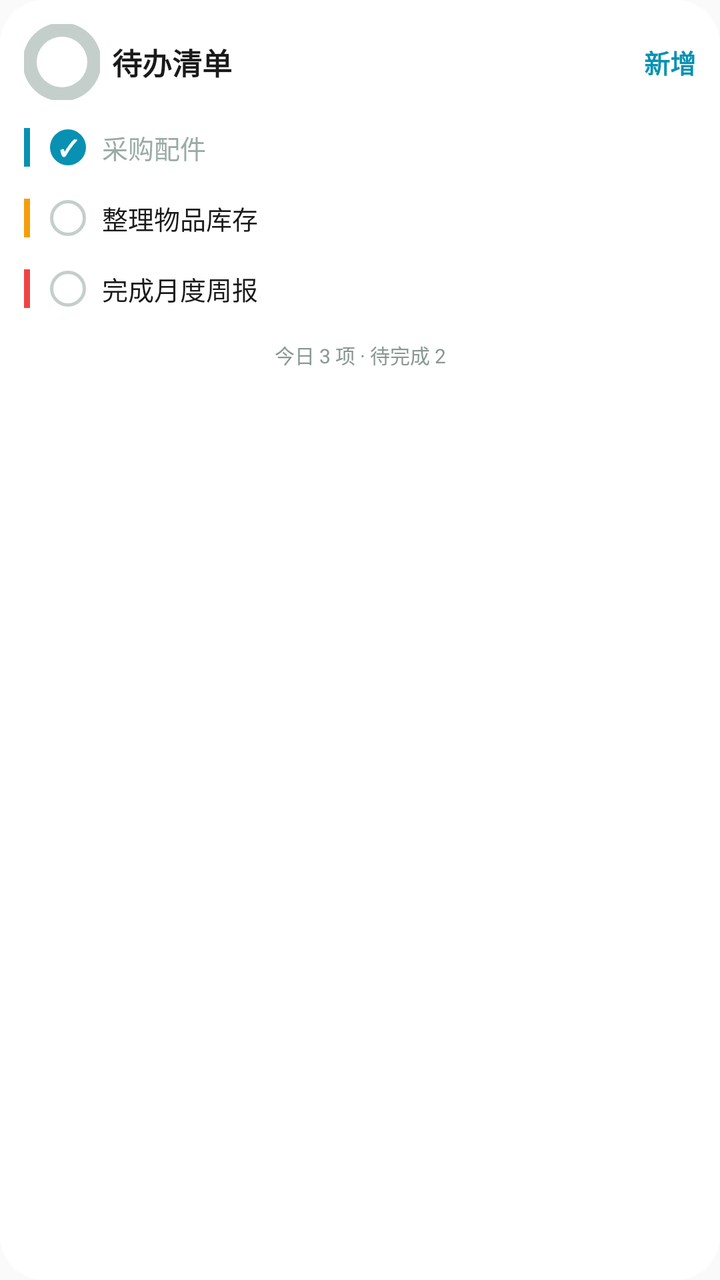
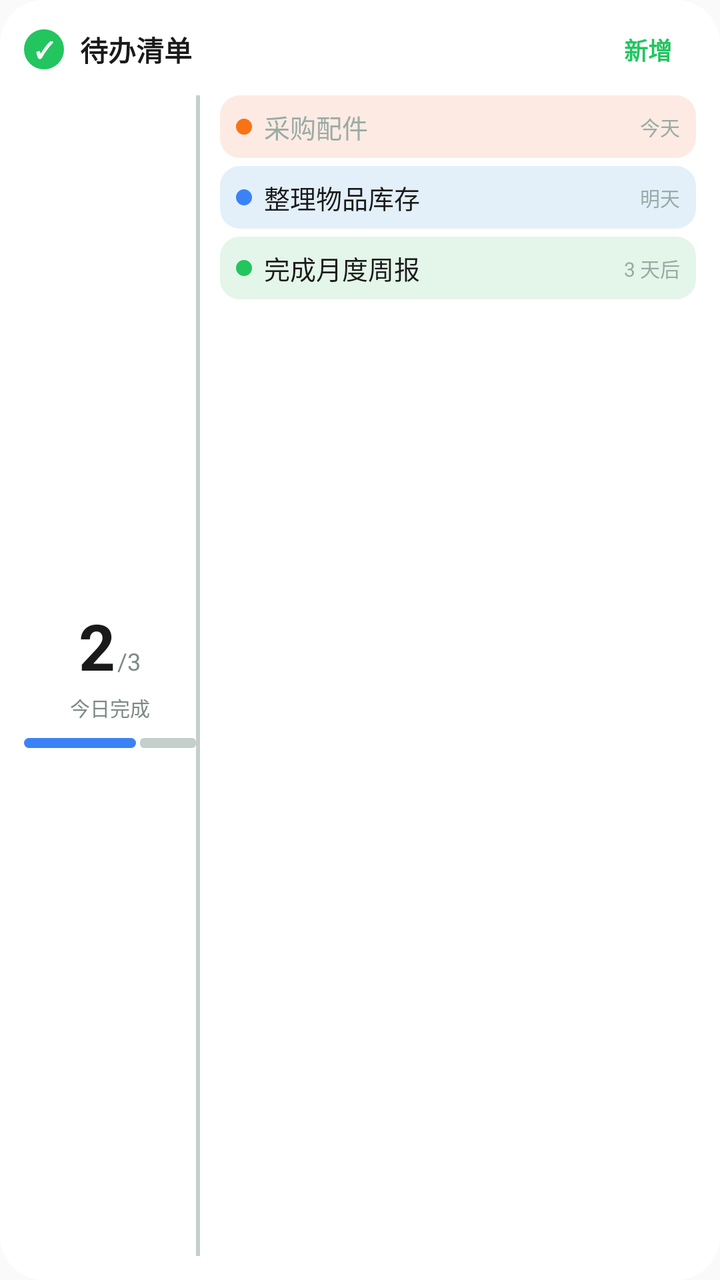

Compare the two renders of this Android layout. The source of the first and the diff that turns it into the second are given below.
<!-- AndroidManifest.xml: application theme Theme.PalmNote -->
<!-- res/layout/widget_todo_preview.xml -->
<?xml version="1.0" encoding="utf-8"?>
<LinearLayout xmlns:android="http://schemas.android.com/apk/res/android"
    android:layout_width="match_parent"
    android:layout_height="match_parent"
    android:orientation="vertical"
    android:padding="12dp"
    android:background="@drawable/widget_card_round">

    <LinearLayout
        android:layout_width="match_parent"
        android:layout_height="wrap_content"
        android:orientation="horizontal"
        android:gravity="center_vertical">

        <FrameLayout
            android:layout_width="38dp"
            android:layout_height="38dp">

            <ImageView
                android:layout_width="match_parent"
                android:layout_height="match_parent"
                android:src="@drawable/widget_ring_track_thick"
                android:contentDescription="@null" />

            <ImageView
                android:id="@+id/widget_todo_ring"
                android:layout_width="match_parent"
                android:layout_height="match_parent"
                android:src="@drawable/widget_ring_arc_thick"
                android:contentDescription="@null" />

            <TextView
                android:id="@+id/widget_todo_ring_text"
                android:layout_width="match_parent"
                android:layout_height="match_parent"
                android:gravity="center"
                android:textSize="11sp"
                android:textStyle="bold"
                android:textColor="@color/widget_v2_text_primary" />
        </FrameLayout>

        <TextView
            android:layout_width="0dp"
            android:layout_height="wrap_content"
            android:layout_weight="1"
            android:text="@string/widget_todo_title"
            android:textSize="15sp"
            android:textColor="@color/widget_v2_text_primary"
            android:textStyle="bold"
            android:layout_marginStart="6dp" />

        <TextView
            android:layout_width="wrap_content"
            android:layout_height="wrap_content"
            android:text="@string/widget_add"
            android:textSize="13sp"
            android:textStyle="bold"
            android:textColor="@color/widget_v2_accent"
            android:layout_marginStart="8dp" />
    </LinearLayout>

    <LinearLayout
        android:layout_width="match_parent"
        android:layout_height="wrap_content"
        android:orientation="vertical"
        android:layout_marginTop="6dp">

        <LinearLayout
            android:layout_width="match_parent"
            android:layout_height="wrap_content"
            android:orientation="horizontal"
            android:gravity="center_vertical"
            android:paddingVertical="8dp">
            <ImageView
                android:layout_width="3dp"
                android:layout_height="match_parent"
                android:layout_marginEnd="10dp"
                android:background="@color/widget_palette_1"
                android:contentDescription="@null" />

            <TextView
                android:layout_width="18dp"
                android:layout_height="18dp"
                android:text="✓"
                android:textSize="11sp"
                android:textStyle="bold"
                android:textColor="#FFFFFF"
                android:gravity="center"
                android:background="@drawable/widget_preview_circle" />

            <TextView
                android:layout_width="wrap_content"
                android:layout_height="wrap_content"
                android:text="@string/widget_preview_todo_1"
                android:textSize="13sp"
                android:textColor="@color/widget_v2_text_tertiary"
                android:layout_marginStart="8dp" />
        </LinearLayout>

        <LinearLayout
            android:layout_width="match_parent"
            android:layout_height="wrap_content"
            android:orientation="horizontal"
            android:gravity="center_vertical"
            android:paddingVertical="8dp">
            <ImageView
                android:layout_width="3dp"
                android:layout_height="match_parent"
                android:layout_marginEnd="10dp"
                android:background="@color/widget_palette_2"
                android:contentDescription="@null" />

            <TextView
                android:layout_width="18dp"
                android:layout_height="18dp"
                android:gravity="center"
                android:background="@drawable/widget_ring_gray" />

            <TextView
                android:layout_width="wrap_content"
                android:layout_height="wrap_content"
                android:text="@string/widget_preview_todo_2"
                android:textSize="13sp"
                android:textColor="@color/widget_v2_text_primary"
                android:layout_marginStart="8dp" />
        </LinearLayout>

        <LinearLayout
            android:layout_width="match_parent"
            android:layout_height="wrap_content"
            android:orientation="horizontal"
            android:gravity="center_vertical"
            android:paddingVertical="8dp">
            <ImageView
                android:layout_width="3dp"
                android:layout_height="match_parent"
                android:layout_marginEnd="10dp"
                android:background="@color/widget_palette_3"
                android:contentDescription="@null" />

            <TextView
                android:layout_width="18dp"
                android:layout_height="18dp"
                android:gravity="center"
                android:background="@drawable/widget_ring_gray" />

            <TextView
                android:layout_width="wrap_content"
                android:layout_height="wrap_content"
                android:text="@string/widget_preview_todo_3"
                android:textSize="13sp"
                android:textColor="@color/widget_v2_text_primary"
                android:layout_marginStart="8dp" />
        </LinearLayout>
    </LinearLayout>

    <TextView
        android:layout_width="match_parent"
        android:layout_height="wrap_content"
        android:text="@string/widget_todo_footer_preview"
        android:textSize="10sp"
        android:textColor="@color/widget_v2_text_footer"
        android:gravity="center"
        android:layout_marginTop="8dp" />

</LinearLayout>
<!-- resources referenced by this layout -->
<resources>
  <color name="widget_palette_1">#FF0891B2</color>
  <color name="widget_palette_2">#FFF59E0B</color>
  <color name="widget_palette_3">#FFEF4444</color>
  <color name="widget_v2_accent">#FF0891B2</color>
  <color name="widget_v2_text_footer">#FF8A9693</color>
  <color name="widget_v2_text_primary">#FF1A1A1A</color>
  <color name="widget_v2_text_tertiary">#FF9AABA6</color>
  <!-- drawable widget_card_round (drawable) -->
  <?xml version="1.0" encoding="utf-8"?>
  <shape xmlns:android="http://schemas.android.com/apk/res/android" android:shape="rectangle">
      <solid android:color="@color/widget_v2_card_bg" />
      <corners android:radius="22dp" />
  </shape>
  <!-- drawable widget_preview_circle (drawable) -->
  <?xml version="1.0" encoding="utf-8"?>
  <shape xmlns:android="http://schemas.android.com/apk/res/android"
      android:shape="oval">
      <solid android:color="#FF0891B2" />
  </shape>
  <!-- drawable widget_ring_arc_thick (drawable) -->
  <?xml version="1.0" encoding="utf-8"?>
  <layer-list xmlns:android="http://schemas.android.com/apk/res/android">
      <item>
          <rotate
              android:fromDegrees="270"
              android:toDegrees="270"
              android:pivotX="50%"
              android:pivotY="50%">
              <shape
                  android:shape="ring"
                  android:thickness="7dp"
                  android:useLevel="true">
                  <solid android:color="#FFFFFFFF" />
              </shape>
          </rotate>
      </item>
  </layer-list>
  <!-- drawable widget_ring_gray (drawable) -->
  <?xml version="1.0" encoding="utf-8"?>
  <shape xmlns:android="http://schemas.android.com/apk/res/android" android:shape="oval">
      <solid android:color="#00000000" />
      <stroke android:width="1.5dp" android:color="@color/widget_v2_ring" />
  </shape>
  <!-- drawable widget_ring_track_thick (drawable) -->
  <?xml version="1.0" encoding="utf-8"?>
  <shape xmlns:android="http://schemas.android.com/apk/res/android"
      android:shape="ring"
      android:thickness="7dp"
      android:useLevel="false">
      <solid android:color="@color/widget_v2_ring" />
  </shape>
  <string name="widget_add">新增</string>
  <string name="widget_preview_todo_1">采购配件</string>
  <string name="widget_preview_todo_2">整理物品库存</string>
  <string name="widget_preview_todo_3">完成月度周报</string>
  <string name="widget_todo_footer_preview">今日 3 项 · 待完成 2</string>
  <string name="widget_todo_title">待办清单</string>
  <style name="Theme.PalmNote" parent="Theme.AppCompat.DayNight.NoActionBar">
          <item name="android:statusBarColor">@android:color/transparent</item>
          <item name="android:navigationBarColor">@android:color/transparent</item>
          <item name="android:windowLightStatusBar">true</item>
      </style>
  <color name="widget_v2_card_bg">#FFFFFFFF</color>
  <color name="widget_v2_ring">#FFC4CFCC</color>
</resources>

<!-- the commit's change to res/layout/widget_todo_preview.xml (unified diff, before → after) -->
@@ -13,30 +13,24 @@
         android:gravity="center_vertical">
 
         <FrameLayout
-            android:layout_width="38dp"
-            android:layout_height="38dp">
+            android:layout_width="@dimen/widget_icon_badge"
+            android:layout_height="@dimen/widget_icon_badge">
 
             <ImageView
                 android:layout_width="match_parent"
                 android:layout_height="match_parent"
-                android:src="@drawable/widget_ring_track_thick"
+                android:background="@drawable/widget_shape_circle"
+                android:backgroundTint="@color/widget_hue_3"
                 android:contentDescription="@null" />
 
-            <ImageView
-                android:id="@+id/widget_todo_ring"
+            <TextView
                 android:layout_width="match_parent"
                 android:layout_height="match_parent"
-                android:src="@drawable/widget_ring_arc_thick"
-                android:contentDescription="@null" />
-
-            <TextView
-                android:id="@+id/widget_todo_ring_text"
-                android:layout_width="match_parent"
-                android:layout_height="match_parent"
-                android:gravity="center"
+                android:text="✓"
                 android:textSize="11sp"
                 android:textStyle="bold"
-                android:textColor="@color/widget_v2_text_primary" />
+                android:textColor="#FFFFFFFF"
+                android:gravity="center" />
         </FrameLayout>
 
         <TextView
@@ -44,123 +38,260 @@
             android:layout_height="wrap_content"
             android:layout_weight="1"
             android:text="@string/widget_todo_title"
-            android:textSize="15sp"
+            android:textSize="@dimen/widget_text_title"
             android:textColor="@color/widget_v2_text_primary"
             android:textStyle="bold"
-            android:layout_marginStart="6dp" />
-
-        <TextView
+            android:layout_marginStart="8dp" />
+
+        <FrameLayout
             android:layout_width="wrap_content"
-            android:layout_height="wrap_content"
-            android:text="@string/widget_add"
-            android:textSize="13sp"
-            android:textStyle="bold"
-            android:textColor="@color/widget_v2_accent"
-            android:layout_marginStart="8dp" />
+            android:layout_height="wrap_content">
+
+            <ImageView
+                android:layout_width="match_parent"
+                android:layout_height="match_parent"
+                android:background="@drawable/widget_chip_round"
+                android:backgroundTint="@color/widget_tint_3"
+                android:contentDescription="@null" />
+
+            <TextView
+                android:layout_width="wrap_content"
+                android:layout_height="wrap_content"
+                android:text="@string/widget_add"
+                android:textSize="12sp"
+                android:textStyle="bold"
+                android:textColor="@color/widget_hue_3"
+                android:paddingHorizontal="12dp"
+                android:paddingVertical="4dp" />
+        </FrameLayout>
     </LinearLayout>
 
     <LinearLayout
         android:layout_width="match_parent"
-        android:layout_height="wrap_content"
-        android:orientation="vertical"
-        android:layout_marginTop="6dp">
+        android:layout_height="0dp"
+        android:layout_weight="1"
+        android:orientation="horizontal"
+        android:layout_marginTop="10dp">
 
         <LinearLayout
-            android:layout_width="match_parent"
-            android:layout_height="wrap_content"
-            android:orientation="horizontal"
-            android:gravity="center_vertical"
-            android:paddingVertical="8dp">
-            <ImageView
-                android:layout_width="3dp"
-                android:layout_height="match_parent"
-                android:layout_marginEnd="10dp"
-                android:background="@color/widget_palette_1"
-                android:contentDescription="@null" />
-
-            <TextView
-                android:layout_width="18dp"
-                android:layout_height="18dp"
-                android:text="✓"
-                android:textSize="11sp"
-                android:textStyle="bold"
-                android:textColor="#FFFFFF"
-                android:gravity="center"
-                android:background="@drawable/widget_preview_circle" />
+            android:layout_width="86dp"
+            android:layout_height="match_parent"
+            android:orientation="vertical"
+            android:gravity="center_horizontal|center_vertical">
+
+            <LinearLayout
+                android:layout_width="wrap_content"
+                android:layout_height="wrap_content"
+                android:orientation="horizontal"
+                android:gravity="bottom">
+
+                <TextView
+                    android:layout_width="wrap_content"
+                    android:layout_height="wrap_content"
+                    android:text="2"
+                    android:textSize="32sp"
+                    android:textColor="@color/widget_v2_text_primary"
+                    android:textStyle="bold" />
+
+                <TextView
+                    android:layout_width="wrap_content"
+                    android:layout_height="wrap_content"
+                    android:text="/3"
+                    android:textSize="12sp"
+                    android:textColor="@color/widget_v2_text_secondary"
+                    android:layout_marginStart="1dp" />
+            </LinearLayout>
 
             <TextView
                 android:layout_width="wrap_content"
                 android:layout_height="wrap_content"
-                android:text="@string/widget_preview_todo_1"
-                android:textSize="13sp"
-                android:textColor="@color/widget_v2_text_tertiary"
-                android:layout_marginStart="8dp" />
+                android:text="@string/widget_todo_done_label"
+                android:textSize="@dimen/widget_text_micro"
+                android:textColor="@color/widget_v2_text_secondary"
+                android:layout_marginTop="2dp" />
+
+            <LinearLayout
+                android:layout_width="match_parent"
+                android:layout_height="5dp"
+                android:orientation="horizontal"
+                android:baselineAligned="false"
+                android:layout_marginTop="8dp">
+
+                <ImageView
+                    android:layout_width="0dp"
+                    android:layout_height="match_parent"
+                    android:layout_weight="2"
+                    android:layout_marginEnd="2dp"
+                    android:background="@drawable/widget_seg_slot"
+                    android:backgroundTint="@color/widget_hue_2"
+                    android:contentDescription="@null" />
+
+                <ImageView
+                    android:layout_width="0dp"
+                    android:layout_height="match_parent"
+                    android:layout_weight="1"
+                    android:background="@drawable/widget_bar_track"
+                    android:contentDescription="@null" />
+            </LinearLayout>
         </LinearLayout>
 
+        <ImageView
+            android:layout_width="2dp"
+            android:layout_height="match_parent"
+            android:background="@color/widget_v2_ring"
+            android:contentDescription="@null" />
+
         <LinearLayout
-            android:layout_width="match_parent"
-            android:layout_height="wrap_content"
-            android:orientation="horizontal"
-            android:gravity="center_vertical"
-            android:paddingVertical="8dp">
-            <ImageView
-                android:layout_width="3dp"
-                android:layout_height="match_parent"
-                android:layout_marginEnd="10dp"
-                android:background="@color/widget_palette_2"
-                android:contentDescription="@null" />
-
-            <TextView
-                android:layout_width="18dp"
-                android:layout_height="18dp"
-                android:gravity="center"
-                android:background="@drawable/widget_ring_gray" />
-
-            <TextView
-                android:layout_width="wrap_content"
-                android:layout_height="wrap_content"
-                android:text="@string/widget_preview_todo_2"
-                android:textSize="13sp"
-                android:textColor="@color/widget_v2_text_primary"
-                android:layout_marginStart="8dp" />
-        </LinearLayout>
-
-        <LinearLayout
-            android:layout_width="match_parent"
-            android:layout_height="wrap_content"
-            android:orientation="horizontal"
-            android:gravity="center_vertical"
-            android:paddingVertical="8dp">
-            <ImageView
-                android:layout_width="3dp"
-                android:layout_height="match_parent"
-                android:layout_marginEnd="10dp"
-                android:background="@color/widget_palette_3"
-                android:contentDescription="@null" />
-
-            <TextView
-                android:layout_width="18dp"
-                android:layout_height="18dp"
-                android:gravity="center"
-                android:background="@drawable/widget_ring_gray" />
-
-            <TextView
-                android:layout_width="wrap_content"
-                android:layout_height="wrap_content"
-                android:text="@string/widget_preview_todo_3"
-                android:textSize="13sp"
-                android:textColor="@color/widget_v2_text_primary"
-                android:layout_marginStart="8dp" />
+            android:layout_width="0dp"
+            android:layout_height="match_parent"
+            android:layout_weight="1"
+            android:orientation="vertical"
+            android:layout_marginStart="10dp">
+
+            
+            <FrameLayout
+                android:layout_width="match_parent"
+                android:layout_height="wrap_content">
+
+                <ImageView
+                    android:layout_width="match_parent"
+                    android:layout_height="match_parent"
+                    android:background="@drawable/widget_chip_round"
+                    android:backgroundTint="@color/widget_tint_1"
+                    android:contentDescription="@null" />
+
+                <LinearLayout
+                    android:layout_width="match_parent"
+                    android:layout_height="wrap_content"
+                    android:orientation="horizontal"
+                    android:gravity="center_vertical"
+                    android:paddingHorizontal="8dp"
+                    android:paddingVertical="6dp">
+
+                    <ImageView
+                        android:layout_width="8dp"
+                        android:layout_height="8dp"
+                        android:background="@drawable/widget_shape_circle"
+                        android:backgroundTint="@color/widget_hue_1"
+                        android:contentDescription="@null" />
+
+                    <TextView
+                        android:layout_width="0dp"
+                        android:layout_height="wrap_content"
+                        android:layout_weight="1"
+                        android:text="@string/widget_preview_todo_1"
+                        android:textSize="13sp"
+                        android:textColor="@color/widget_v2_text_tertiary"
+                        android:layout_marginStart="6dp"
+                        android:maxLines="1"
+                        android:ellipsize="end" />
+
+                    <TextView
+                        android:layout_width="wrap_content"
+                        android:layout_height="wrap_content"
+                        android:text="@string/widget_today"
+                        android:textSize="@dimen/widget_text_micro"
+                        android:textColor="@color/widget_v2_text_tertiary"
+                        android:layout_marginStart="4dp" />
+                </LinearLayout>
+            </FrameLayout>
+
+            <FrameLayout
+                android:layout_width="match_parent"
+                android:layout_height="wrap_content"
+                android:layout_marginTop="4dp">
+
+                <ImageView
+                    android:layout_width="match_parent"
+                    android:layout_height="match_parent"
+                    android:background="@drawable/widget_chip_round"
+                    android:backgroundTint="@color/widget_tint_2"
+                    android:contentDescription="@null" />
+
+                <LinearLayout
+                    android:layout_width="match_parent"
+                    android:layout_height="wrap_content"
+                    android:orientation="horizontal"
+                    android:gravity="center_vertical"
+                    android:paddingHorizontal="8dp"
+                    android:paddingVertical="6dp">
+
+                    <ImageView
+                        android:layout_width="8dp"
+                        android:layout_height="8dp"
+                        android:background="@drawable/widget_shape_circle"
+                        android:backgroundTint="@color/widget_hue_2"
+                        android:contentDescription="@null" />
+
+                    <TextView
+                        android:layout_width="0dp"
+                        android:layout_height="wrap_content"
+                        android:layout_weight="1"
+                        android:text="@string/widget_preview_todo_2"
+                        android:textSize="13sp"
+                        android:textColor="@color/widget_v2_text_primary"
+                        android:layout_marginStart="6dp"
+                        android:maxLines="1"
+                        android:ellipsize="end" />
+
+                    <TextView
+                        android:layout_width="wrap_content"
+                        android:layout_height="wrap_content"
+                        android:text="@string/widget_tomorrow"
+                        android:textSize="@dimen/widget_text_micro"
+                        android:textColor="@color/widget_v2_text_tertiary"
+                        android:layout_marginStart="4dp" />
+                </LinearLayout>
+            </FrameLayout>
+
+            <FrameLayout
+                android:layout_width="match_parent"
+                android:layout_height="wrap_content"
+                android:layout_marginTop="4dp">
+
+                <ImageView
+                    android:layout_width="match_parent"
+                    android:layout_height="match_parent"
+                    android:background="@drawable/widget_chip_round"
+                    android:backgroundTint="@color/widget_tint_3"
+                    android:contentDescription="@null" />
+
+                <LinearLayout
+                    android:layout_width="match_parent"
+                    android:layout_height="wrap_content"
+                    android:orientation="horizontal"
+                    android:gravity="center_vertical"
+                    android:paddingHorizontal="8dp"
+                    android:paddingVertical="6dp">
+
+                    <ImageView
+                        android:layout_width="8dp"
+                        android:layout_height="8dp"
+                        android:background="@drawable/widget_shape_circle"
+                        android:backgroundTint="@color/widget_hue_3"
+                        android:contentDescription="@null" />
+
+                    <TextView
+                        android:layout_width="0dp"
+                        android:layout_height="wrap_content"
+                        android:layout_weight="1"
+                        android:text="@string/widget_preview_todo_3"
+                        android:textSize="13sp"
+                        android:textColor="@color/widget_v2_text_primary"
+                        android:layout_marginStart="6dp"
+                        android:maxLines="1"
+                        android:ellipsize="end" />
+
+                    <TextView
+                        android:layout_width="wrap_content"
+                        android:layout_height="wrap_content"
+                        android:text="@string/widget_preview_todo_due_3"
+                        android:textSize="@dimen/widget_text_micro"
+                        android:textColor="@color/widget_v2_text_tertiary"
+                        android:layout_marginStart="4dp" />
+                </LinearLayout>
+            </FrameLayout>
         </LinearLayout>
     </LinearLayout>
 
-    <TextView
-        android:layout_width="match_parent"
-        android:layout_height="wrap_content"
-        android:text="@string/widget_todo_footer_preview"
-        android:textSize="10sp"
-        android:textColor="@color/widget_v2_text_footer"
-        android:gravity="center"
-        android:layout_marginTop="8dp" />
-
 </LinearLayout>
<!-- resource entries referenced after the edit -->
@@ -1,62 +1,57 @@
 <!-- resources referenced by this layout -->
 <resources>
-  <color name="widget_palette_1">#FF0891B2</color>
-  <color name="widget_palette_2">#FFF59E0B</color>
-  <color name="widget_palette_3">#FFEF4444</color>
-  <color name="widget_v2_accent">#FF0891B2</color>
-  <color name="widget_v2_text_footer">#FF8A9693</color>
+  <color name="widget_hue_1">#FFF97316</color>
+  <color name="widget_hue_2">#FF3B82F6</color>
+  <color name="widget_hue_3">#FF22C55E</color>
+  <color name="widget_tint_1">#FFFDEBE3</color>
+  <color name="widget_tint_2">#FFE3F0FA</color>
+  <color name="widget_tint_3">#FFE4F5E9</color>
   <color name="widget_v2_text_primary">#FF1A1A1A</color>
+  <color name="widget_v2_text_secondary">#FF7C8A86</color>
   <color name="widget_v2_text_tertiary">#FF9AABA6</color>
+  <dimen name="widget_icon_badge">20dp</dimen>
+  <dimen name="widget_text_micro">10sp</dimen>
+  <dimen name="widget_text_title">14sp</dimen>
+  <!-- drawable widget_bar_track (drawable) -->
+  <?xml version="1.0" encoding="utf-8"?>
+  <shape xmlns:android="http://schemas.android.com/apk/res/android" android:shape="rectangle">
+      <solid android:color="@color/widget_v2_ring" />
+      <corners android:radius="2dp" />
+  </shape>
   <!-- drawable widget_card_round (drawable) -->
   <?xml version="1.0" encoding="utf-8"?>
   <shape xmlns:android="http://schemas.android.com/apk/res/android" android:shape="rectangle">
       <solid android:color="@color/widget_v2_card_bg" />
       <corners android:radius="22dp" />
   </shape>
-  <!-- drawable widget_preview_circle (drawable) -->
+  <!-- drawable widget_chip_round (drawable) -->
+  <?xml version="1.0" encoding="utf-8"?>
+  <shape xmlns:android="http://schemas.android.com/apk/res/android" android:shape="rectangle">
+      <solid android:color="#FFFFFFFF" />
+      <corners android:radius="10dp" />
+  </shape>
+  <!-- drawable widget_seg_slot (drawable) -->
+  <?xml version="1.0" encoding="utf-8"?>
+  <shape xmlns:android="http://schemas.android.com/apk/res/android"
+      android:shape="rectangle">
+      <solid android:color="#FFFFFFFF" />
+      <corners android:radius="3dp" />
+  </shape>
+  <!-- drawable widget_shape_circle (drawable) -->
   <?xml version="1.0" encoding="utf-8"?>
   <shape xmlns:android="http://schemas.android.com/apk/res/android"
       android:shape="oval">
-      <solid android:color="#FF0891B2" />
-  </shape>
-  <!-- drawable widget_ring_arc_thick (drawable) -->
-  <?xml version="1.0" encoding="utf-8"?>
-  <layer-list xmlns:android="http://schemas.android.com/apk/res/android">
-      <item>
-          <rotate
-              android:fromDegrees="270"
-              android:toDegrees="270"
-              android:pivotX="50%"
-              android:pivotY="50%">
-              <shape
-                  android:shape="ring"
-                  android:thickness="7dp"
-                  android:useLevel="true">
-                  <solid android:color="#FFFFFFFF" />
-              </shape>
-          </rotate>
-      </item>
-  </layer-list>
-  <!-- drawable widget_ring_gray (drawable) -->
-  <?xml version="1.0" encoding="utf-8"?>
-  <shape xmlns:android="http://schemas.android.com/apk/res/android" android:shape="oval">
-      <solid android:color="#00000000" />
-      <stroke android:width="1.5dp" android:color="@color/widget_v2_ring" />
-  </shape>
-  <!-- drawable widget_ring_track_thick (drawable) -->
-  <?xml version="1.0" encoding="utf-8"?>
-  <shape xmlns:android="http://schemas.android.com/apk/res/android"
-      android:shape="ring"
-      android:thickness="7dp"
-      android:useLevel="false">
-      <solid android:color="@color/widget_v2_ring" />
+      <solid android:color="#FFFFFF" />
   </shape>
   <string name="widget_add">新增</string>
   <string name="widget_preview_todo_1">采购配件</string>
   <string name="widget_preview_todo_2">整理物品库存</string>
   <string name="widget_preview_todo_3">完成月度周报</string>
-  <string name="widget_todo_footer_preview">今日 3 项 · 待完成 2</string>
+  <string name="widget_preview_todo_due_3">3 天后</string>
+  <string name="widget_today">今天</string>
+  <string name="widget_todo_done_label">今日完成</string>
   <string name="widget_todo_title">待办清单</string>
+  <string name="widget_tomorrow">明天</string>
   <style name="Theme.PalmNote" parent="Theme.AppCompat.DayNight.NoActionBar">
           <item name="android:statusBarColor">@android:color/transparent</item>
           <item name="android:navigationBarColor">@android:color/transparent</item>
